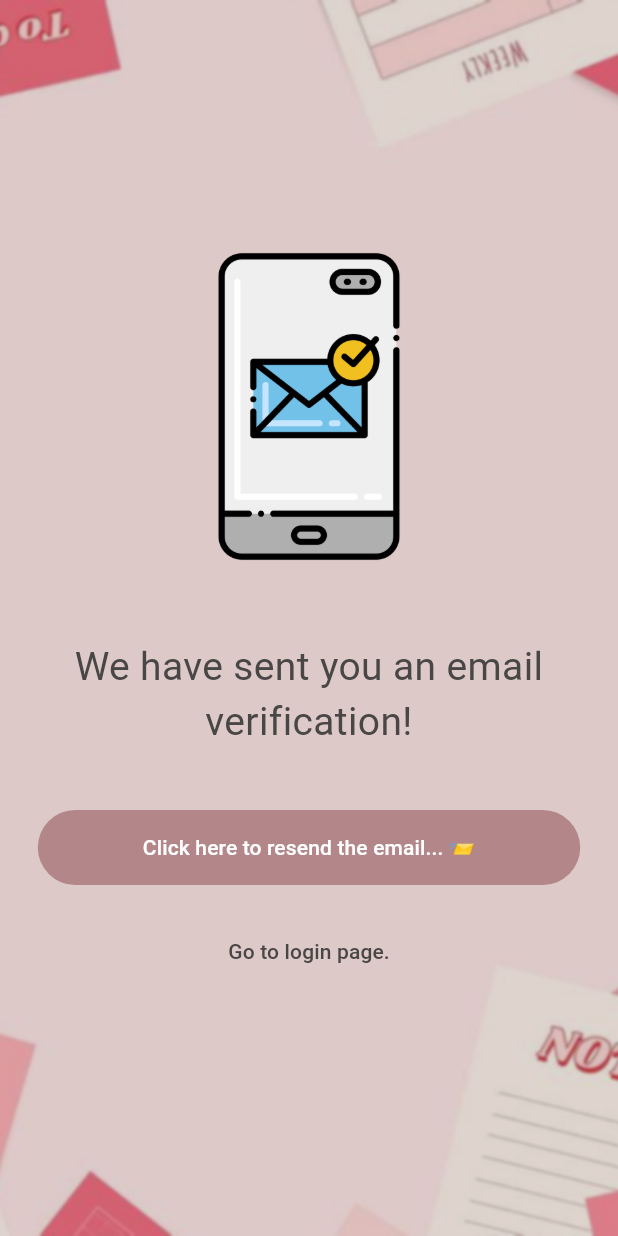
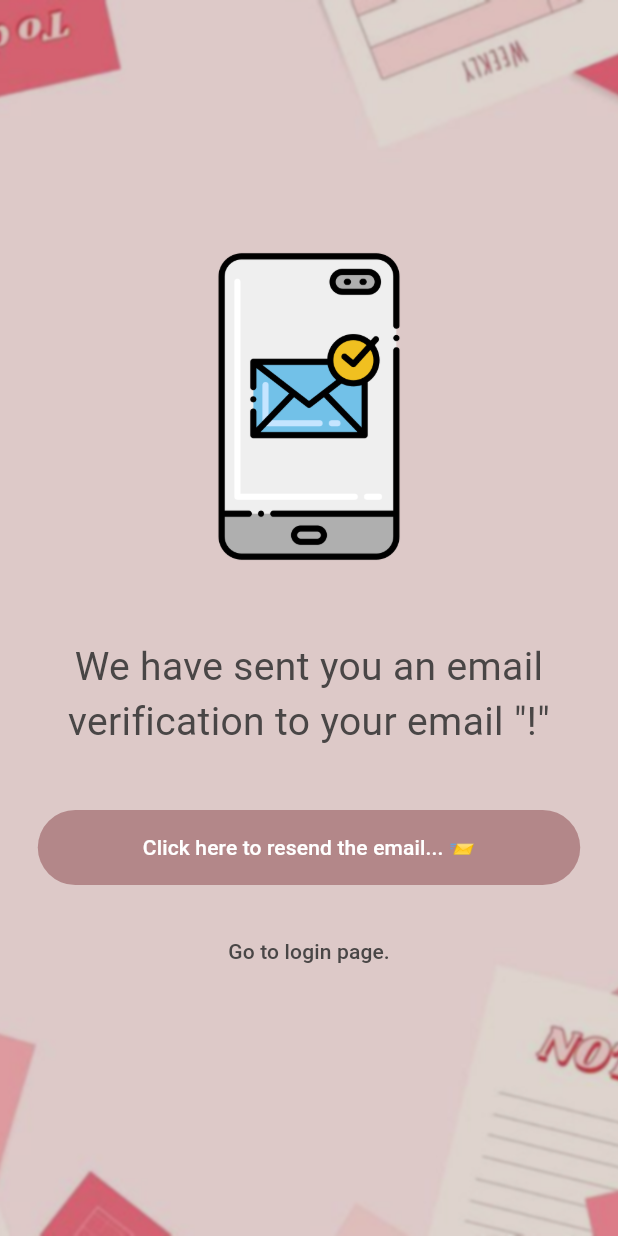
Before and after one commit to MohamedAlkindi/Notetaking-android-app, a Flutter app: the EmailVerifyView screen opened directly, on a phone screen of 412 x 824 dp. Run offline on Flutter 3.47's test engine with Material 3 defaults, Android fonts, the phone set to English and light mode, and no system bars; our stand-ins replace bloc, cloud_firestore, equatable, firebase_auth, firebase_core, flutter_bloc; accounts and stored records are empty; Roboto replaces fonts that are missing (Georgia).

Commit message:
Enhanced email verification view to show the user's registered email '!need to migrate to bloc later.'

```diff
--- a/lib/View/email_verification_view.dart
+++ b/lib/View/email_verification_view.dart
@@ -1,3 +1,4 @@
+import 'package:Notetaking/services/auth/auth_service.dart';
 import 'package:Notetaking/services/auth/bloc/auth_event.dart';
 import 'package:flutter/material.dart';
 import 'package:flutter_bloc/flutter_bloc.dart';
@@ -11,7 +12,12 @@ class EmailVerifyView extends StatefulWidget {
   State<EmailVerifyView> createState() => _EmailVerifyViewState();
 }
 
+// change later to use bloc.
+AuthService s = AuthService.fireBase();
+
 class _EmailVerifyViewState extends State<EmailVerifyView> {
+  final user = s.getUserEmail();
+
   @override
   Widget build(BuildContext context) {
     return Scaffold(
@@ -35,10 +41,10 @@ class _EmailVerifyViewState extends State<EmailVerifyView> {
               ),
               Container(
                 margin: const EdgeInsets.fromLTRB(0, 0, 0, 30),
-                child: const Text(
-                  'We have sent you an email verification!',
+                child: Text(
+                  'We have sent you an email verification to your email "$user!"',
                   textAlign: TextAlign.center,
-                  style: TextStyle(
+                  style: const TextStyle(
                     fontSize: 26,
                     fontFamily: 'Georgia',
                     color: Color.fromARGB(255, 73, 70, 70),
--- a/lib/services/auth/auth_provider.dart
+++ b/lib/services/auth/auth_provider.dart
@@ -30,6 +30,8 @@ abstract class AuthProvider {
   Future<void> sendEmailVerification();
 
   Future<void> sendPasswordReset({required String email});
+
+  String? getUserEmail();
 }
 
 // Add more auth providers, facebook, apple google... logins and register..
--- a/lib/services/auth/auth_service.dart
+++ b/lib/services/auth/auth_service.dart
@@ -51,4 +51,7 @@ class AuthService implements AuthProvider {
   @override
   Future<void> sendPasswordReset({required String email}) =>
       provider.sendPasswordReset(email: email);
+
+  @override
+  String? getUserEmail() => provider.getUserEmail();
 }
```
Also changed, not shown: lib/services/auth/firebase_auth_provider.dart (+10 -1 lines).
